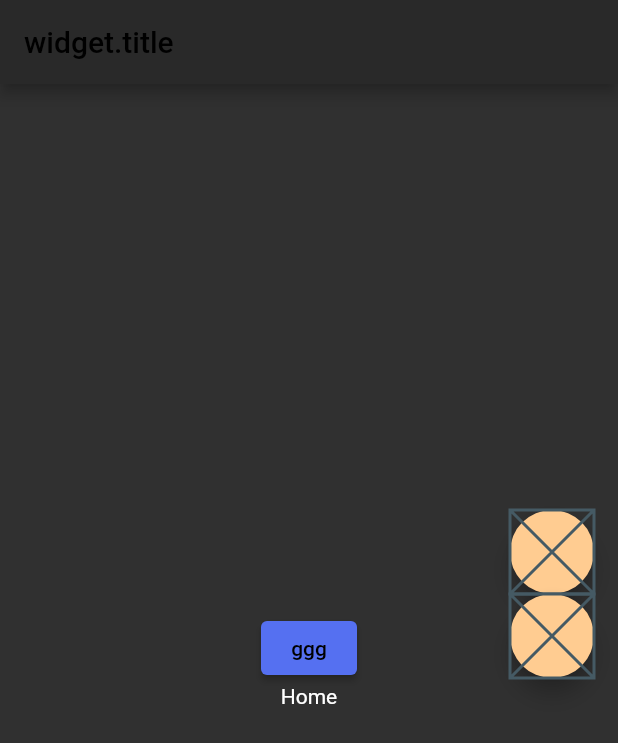
After one commit to khudysh/Academus_2.0, a Flutter app: the TeamScreen screen opened by its route, on a phone screen of 412 x 824 dp. The commit adds this screen. Shown: the top 743 px of the screen. Run offline on Flutter 3.47's test engine with Material 2 defaults, Android fonts, the light colour scheme and no system bars; our stand-ins replace flutter_riverpod, go_router; generated files the repository leaves out were written again.

Commit message:
Added routing, integrated with riverpod, created screens placeholders

```diff
--- /dev/null
+++ b/lib/core/router/routes.dart
@@ -0,0 +1,17 @@
+enum AppRoutes {
+  splash('splash'),
+  auth('auth'),
+  dashboard('dashboard'),
+  schedule('schedule'),
+  attendance('attendance'),
+  groups('groups'),
+  homework('homework'),
+  students('students'),
+  team('team'),
+  accounting('accounting'),
+  profile('profile');
+
+  final String routeName;
+
+  const AppRoutes(this.routeName);
+}
--- /dev/null
+++ b/lib/features/team/ui/team_screen.dart
@@ -0,0 +1,58 @@
+import 'package:academus_2/core/router/routes.dart';
+import 'package:academus_2/main.dart';
+import 'package:flutter/material.dart';
+import 'package:flutter_gen/gen_l10n/app_localizations.dart';
+import 'package:flutter_riverpod/flutter_riverpod.dart';
+import 'package:go_router/go_router.dart';
+
+class TeamScreen extends ConsumerWidget {
+  const TeamScreen({Key? key}) : super(key: key);
+
+  @override
+  Widget build(BuildContext context, WidgetRef ref) {
+    final settingsNotifier =
+        ref.watch(serviceLocator.settingsProvider.notifier);
+    final routerProvider = ref.watch(serviceLocator.routerProvider);
+
+    return Scaffold(
+      appBar: AppBar(
+        title: Text('widget.title'),
+      ),
+      body: Center(
+        child: Column(
+          mainAxisAlignment: MainAxisAlignment.center,
+          children: <Widget>[
+            ElevatedButton(
+                onPressed: () =>
+                    {routerProvider.goNamed(AppRoutes.splash.name)},
+                child: Text("ggg")),
+            Text(
+              AppLocalizations.of(context).homeScreenMainTitle,
+            ),
+          ],
+        ),
+      ),
+      floatingActionButton: Column(
+        mainAxisAlignment: MainAxisAlignment.center,
+        children: [
+          FloatingActionButton(
+            heroTag: null,
+            onPressed: () => {
+              settingsNotifier.changeLocale(),
+            },
+            tooltip: 'Increment',
+            child: const Placeholder(),
+          ),
+          FloatingActionButton(
+            heroTag: null,
+            onPressed: () => {
+              settingsNotifier.changeTheme(),
+            },
+            tooltip: 'Increment',
+            child: const Placeholder(),
+          ),
+        ],
+      ),
+    );
+  }
+}
```
Also changed, not shown: lib/core/domain/providers/app_locator.dart (+16 -5 lines), lib/core/domain/providers/service_locator.dart (+4 -3 lines), lib/core/domain/states/settings_notifier.dart (+18 -2 lines), lib/core/router/router.dart (added, +76 -0 lines), lib/features/accounting/ui/accounting_screen.dart (added, +10 -0 lines), lib/features/attendance/ui/attendance_screen.dart (added, +10 -0 lines), lib/features/auth/ui/auth_screen.dart (added, +10 -0 lines), lib/features/dashboard/ui/dashboard_screen.dart (added, +10 -0 lines), lib/features/groups/ui/groups_screen.dart (added, +10 -0 lines), lib/features/homework/ui/homework_screen.dart (added, +10 -0 lines), lib/features/profile/ui/profile_screen.dart (added, +10 -0 lines), lib/features/schedule/ui/schedule_screen.dart (added, +10 -0 lines), lib/features/splash/ui/splash_screen.dart (added, +10 -0 lines), lib/features/students/ui/students_screen.dart (added, +10 -0 lines), 1 more files.
